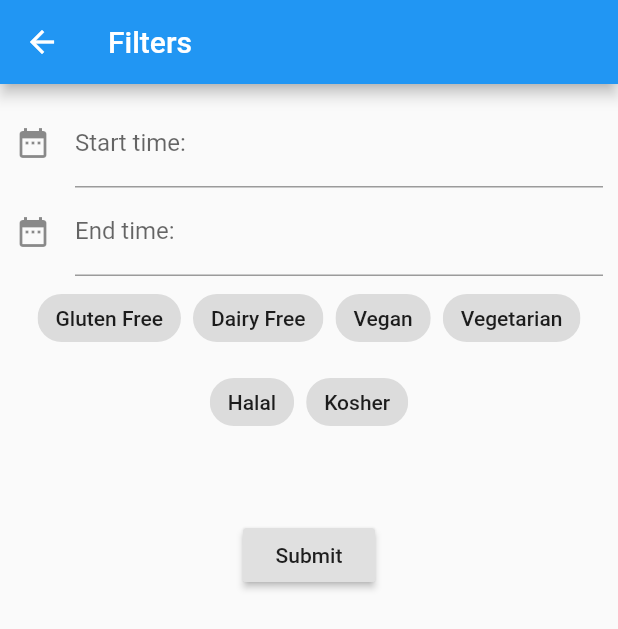
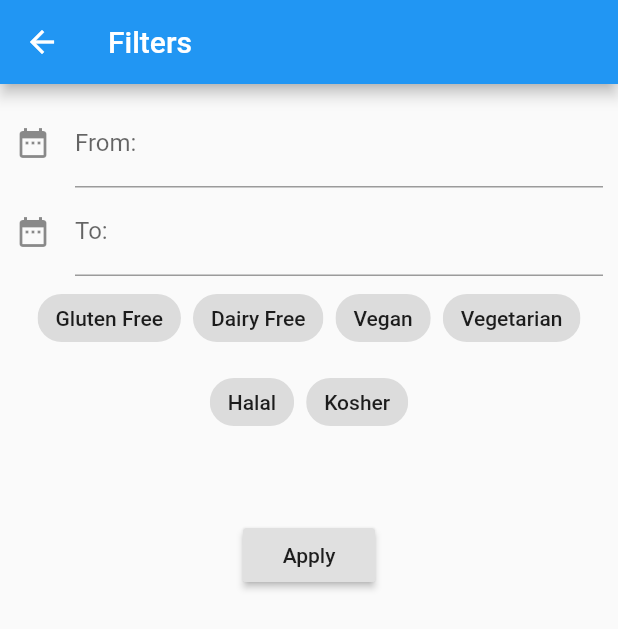
Before and after one commit to mattrossman/free-food-finders, a Flutter app: the FilterScreen screen opened directly, on a phone screen of 412 x 824 dp. Shown: the top 629 px of the screen. Run offline on Flutter 3.47's test engine with Material 2 defaults, Android fonts, the phone set to English and light mode, and no system bars; drawn by our look-alikes of datetime_picker_formfield; our stand-ins replace grouped_list; network calls fail.

Commit message:
Change labels in filter  form

```diff
--- a/lib/form.dart
+++ b/lib/form.dart
@@ -185,14 +185,14 @@ class _FilterFormState extends State<FilterForm> {
             BasicDateTimeField(
               decoration: InputDecoration(
                 icon: Icon(Icons.date_range),
-                labelText: 'Start time:'
+                labelText: 'From:'
               ),
               onSaved: (val) => setState(() => _filter.timestampFrom = val),
             ),
             BasicDateTimeField(
               decoration: InputDecoration(
                 icon: Icon(Icons.date_range),
-                labelText: 'End time:'
+                labelText: 'To:'
               ),
               onSaved: (val) => setState(() => _filter.timestampTo = val),
             ),
@@ -202,7 +202,7 @@ class _FilterFormState extends State<FilterForm> {
             Padding(
               padding: const EdgeInsets.symmetric(vertical: 50.0),
               child: RaisedButton(
-                child: Text('Submit'),
+                child: Text('Apply'),
                 onPressed: () {
                   final form = _filterFormKey.currentState;
                   // Validate returns true if the form is valid, or false
```
